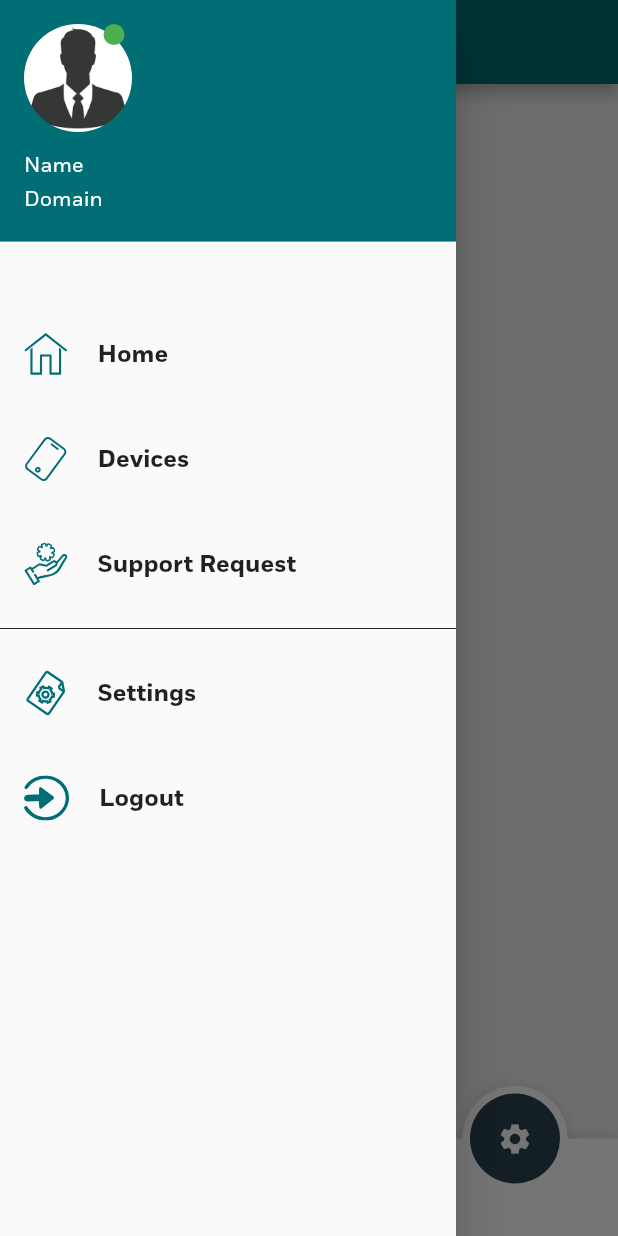
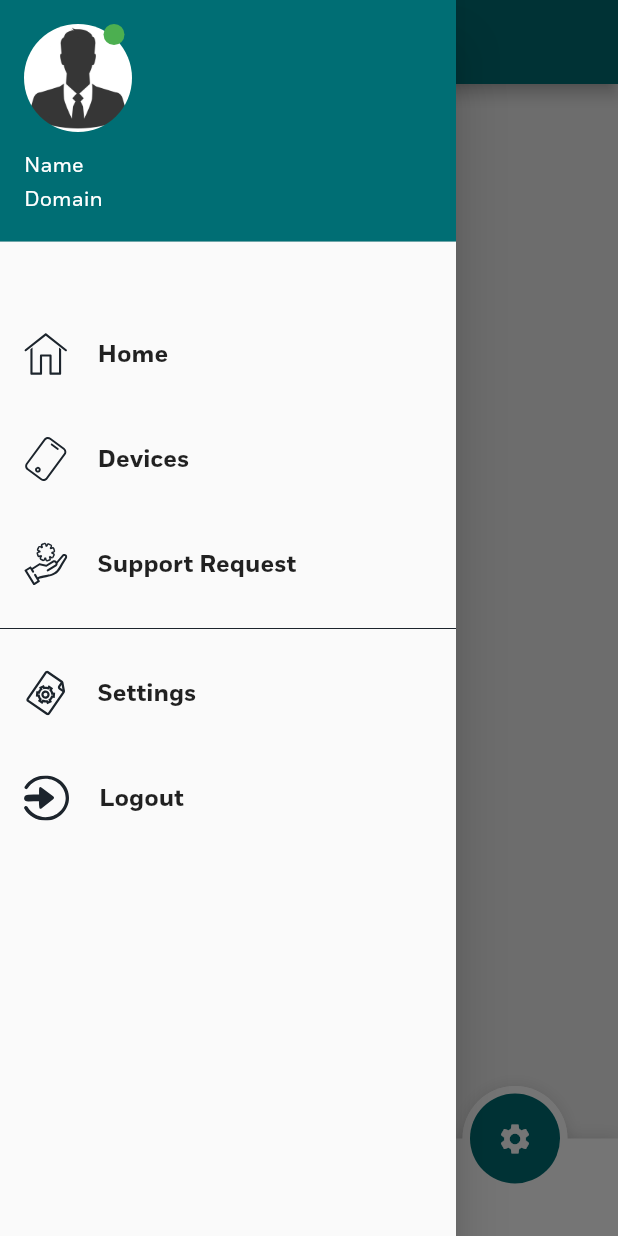
Before and after one commit to noeljolly09/idec_face, a Flutter app: the CustomNavigationBar screen opened by its route, item 3 of the bottom bar chosen, with the side drawer open, on a phone screen of 412 x 824 dp. Run offline on Flutter 3.47's test engine with Material 2 defaults, Android fonts, the phone set to English and light mode, and no system bars; drawn by our look-alikes of fancy_bottom_navigation; our stand-ins replace flutter_riverpod, flutter_svg, package_info_plus, smooth_page_indicator; missing offline and left inert: drop_down_list.

Commit message:
ui changes

```diff
--- a/lib/custom_widgets/drawer/drawer_item.dart
+++ b/lib/custom_widgets/drawer/drawer_item.dart
@@ -14,7 +14,7 @@ Widget drawerItem(
         SvgPicture.asset(
           svg,
           height: 30,
-          color: AppConstants.primaryColor,
+          color: AppConstants.customblack,
         ),
         Padding(
           padding: const EdgeInsets.all(20),
--- a/lib/custom_widgets/navigation_bar.dart
+++ b/lib/custom_widgets/navigation_bar.dart
@@ -47,13 +47,12 @@ class _CustomNavigationBarState extends State<CustomNavigationBar> {
           ],
           onTabChangedListener: onTapBar,
           barBackgroundColor: Colors.white,
-          inactiveIconColor: AppConstants.primaryColor,
+          inactiveIconColor: AppConstants.customblack,
           activeIconColor: Colors.white,
-          circleColor: AppConstants.secondaryColor,
+          circleColor: AppConstants.primaryColor,
           initialSelection: selectedIndex,
         ),
       ),
     );
   }
-
 }
```
